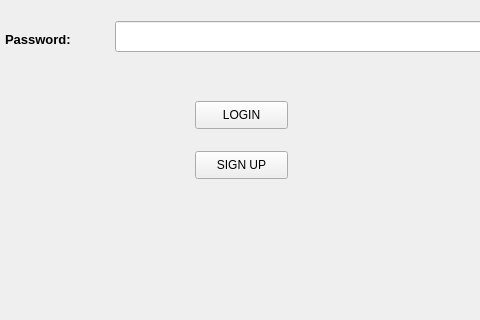
Old version of the form templates/login.ui in the repository andreeNewbie/csc10008; both pictures show x 115 to 595 and y 199 to 519 of the 800 by 600 pixel window.
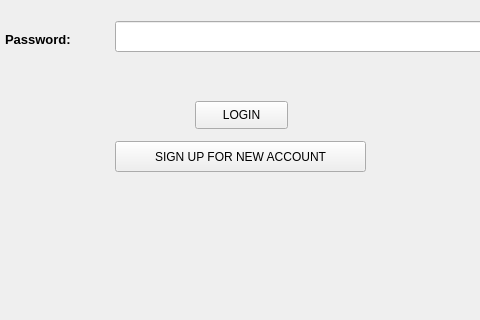
New version of the form.

```diff
--- a/templates/login.ui
+++ b/templates/login.ui
@@ -110,14 +110,19 @@
    <widget class="QPushButton" name="SignUpButton">
     <property name="geometry">
      <rect>
-      <x>310</x>
-      <y>350</y>
-      <width>93</width>
-      <height>28</height>
+      <x>230</x>
+      <y>340</y>
+      <width>251</width>
+      <height>31</height>
      </rect>
     </property>
+    <property name="font">
+     <font>
+      <pointsize>9</pointsize>
+     </font>
+    </property>
     <property name="text">
-     <string>SIGN UP</string>
+     <string>SIGN UP FOR NEW ACCOUNT</string>
     </property>
    </widget>
   </widget>
```
Left out of the diff: 2 changed lines with no effect on the pictures.
